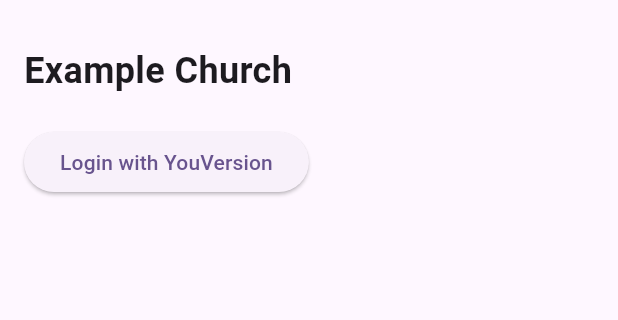
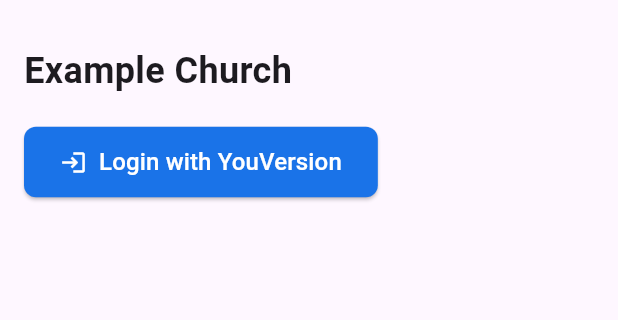
Before and after one commit to bdhyv/yvp-login-flutter, a Flutter app: the screen it shows after launch, on a phone screen of 412 x 824 dp, the part 63-383 px from its top. Run offline on Flutter 3.47's test engine with Material 3 defaults, Android fonts, the light colour scheme and no system bars; our stand-ins replace uni_links; missing offline and left inert: dart:html, flutter_web_auth_2.

Commit message:
Login button

```diff
--- a/lib/main.dart
+++ b/lib/main.dart
@@ -194,9 +194,22 @@
               ),
             ),
             const SizedBox(height: 20),
-            ElevatedButton(
-              onPressed: _handleLogin,
-              child: const Text('Login with YouVersion'),
+            YvpLoginButton(
+              sdk: _sdk,
+              onSuccess: (lat, params) {
+                setState(() {
+                  _lat = lat;
+                  _authParams = params;
+                });
+                ScaffoldMessenger.of(context).showSnackBar(
+                  const SnackBar(content: Text('Login successful!')),
+                );
+              },
+              onError: (error) {
+                ScaffoldMessenger.of(context).showSnackBar(
+                  SnackBar(content: Text('Login failed: $error')),
+                );
+              },
             ),
             if (_lat != null) ...[
               const SizedBox(height: 20),
--- /dev/null
+++ b/lib/yvp_login_sdk/lib/src/yvp_login_button.dart
@@ -0,0 +1,63 @@
+import 'package:flutter/material.dart';
+import 'yvp_login_sdk.dart';
+
+/// A pre-styled button for YouVersion login
+class YvpLoginButton extends StatelessWidget {
+  final YvpLoginSdk sdk;
+  final Function(String lat, Map<String, String> params)? onSuccess;
+  final Function(String error)? onError;
+  final ButtonStyle? style;
+  final Widget? child;
+
+  const YvpLoginButton({
+    Key? key,
+    required this.sdk,
+    this.onSuccess,
+    this.onError,
+    this.style,
+    this.child,
+  }) : super(key: key);
+
+  Future<void> _handleLogin(BuildContext context) async {
+    try {
+      final result = await sdk.login();
+      if (result.isSuccess && result.lat != null) {
+        final uri = Uri.parse(result.responseUrl ?? '');
+        final params = uri.queryParameters;
+        onSuccess?.call(result.lat!, params);
+      } else {
+        onError?.call(result.error ?? 'Login failed');
+      }
+    } catch (e) {
+      onError?.call(e.toString());
+    }
+  }
+
+  @override
+  Widget build(BuildContext context) {
+    return ElevatedButton(
+      style: style ??
+          ElevatedButton.styleFrom(
+            backgroundColor: const Color(0xFF1A73E8),
+            foregroundColor: Colors.white,
+            padding: const EdgeInsets.symmetric(horizontal: 24, vertical: 12),
+            shape: RoundedRectangleBorder(
+              borderRadius: BorderRadius.circular(8),
+            ),
+          ),
+      onPressed: () => _handleLogin(context),
+      child: child ??
+          const Row(
+            mainAxisSize: MainAxisSize.min,
+            children: [
+              Icon(Icons.login),
+              SizedBox(width: 8),
+              Text(
+                'Login with YouVersion',
+                style: TextStyle(fontSize: 16),
+              ),
+            ],
+          ),
+    );
+  }
+}
--- a/lib/yvp_login_sdk/lib/yvp_login_sdk.dart
+++ b/lib/yvp_login_sdk/lib/yvp_login_sdk.dart
@@ -1,3 +1,4 @@
 library yvp_login_sdk;
 
 export 'src/yvp_login_sdk.dart';
+export 'src/yvp_login_button.dart';
```
Also changed, not shown: 1 other file.
